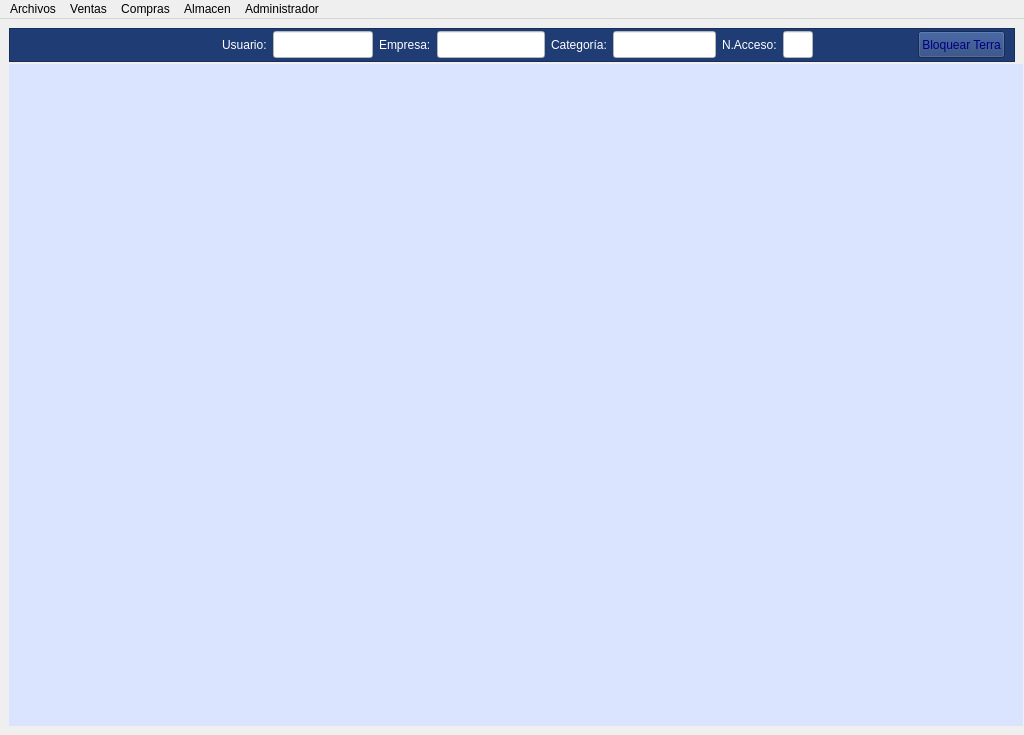
This is mainwindow.ui in arcnexus/RedFoX as Qt 5 draws it before an edit. The edited form follows.
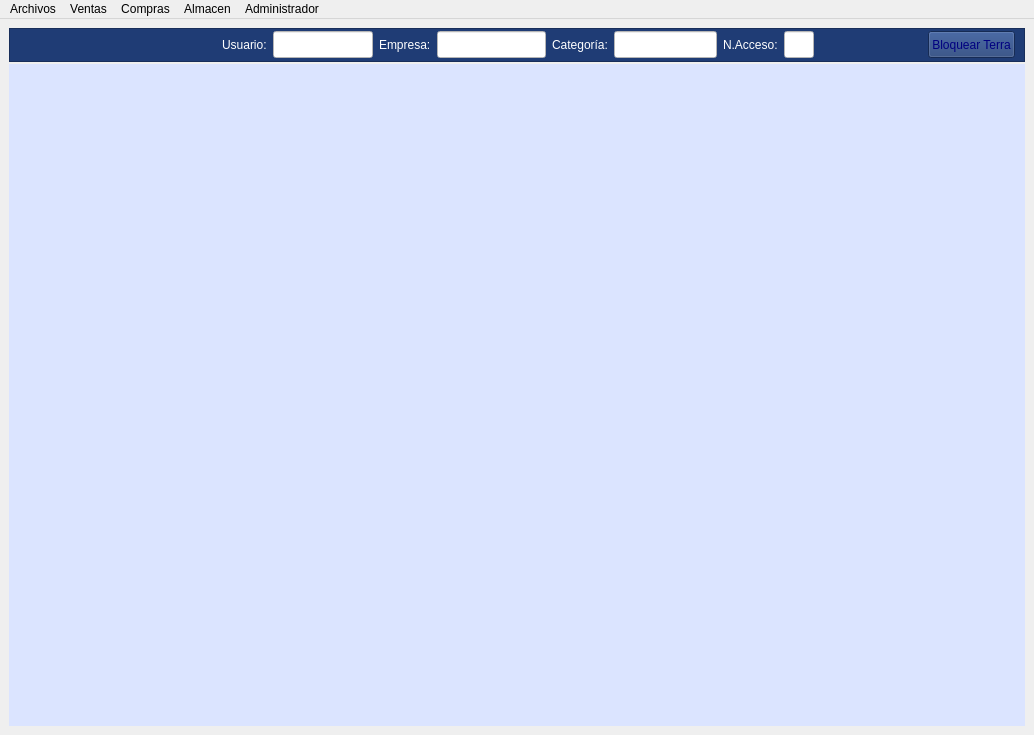
This is the edited form. Icons and pictures are not drawn.

Diff of the .ui file:
```diff
--- a/mainwindow.ui
+++ b/mainwindow.ui
@@ -6,16 +6,10 @@
    <rect>
     <x>0</x>
     <y>0</y>
-    <width>1024</width>
+    <width>1034</width>
     <height>735</height>
    </rect>
   </property>
-  <property name="sizePolicy">
-   <sizepolicy hsizetype="Maximum" vsizetype="Maximum">
-    <horstretch>0</horstretch>
-    <verstretch>0</verstretch>
-   </sizepolicy>
-  </property>
   <property name="minimumSize">
    <size>
     <width>1024</width>
@@ -746,8 +740,8 @@
     <rect>
      <x>0</x>
      <y>0</y>
-     <width>1024</width>
-     <height>21</height>
+     <width>1034</width>
+     <height>22</height>
     </rect>
    </property>
    <widget class="QMenu" name="menuArchivos">
```
